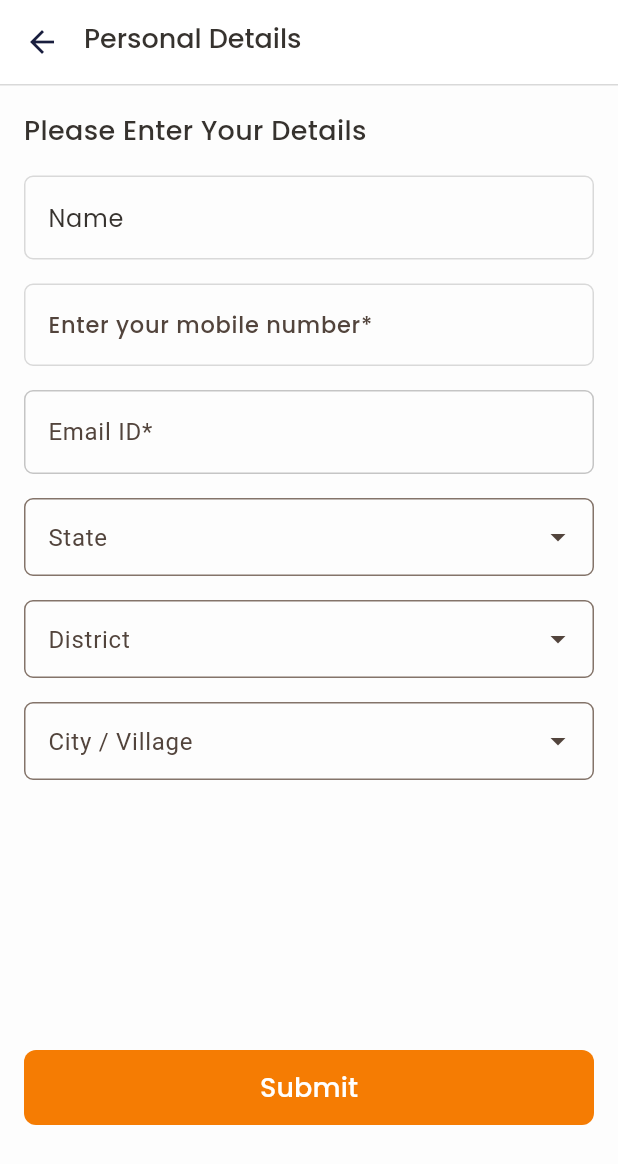
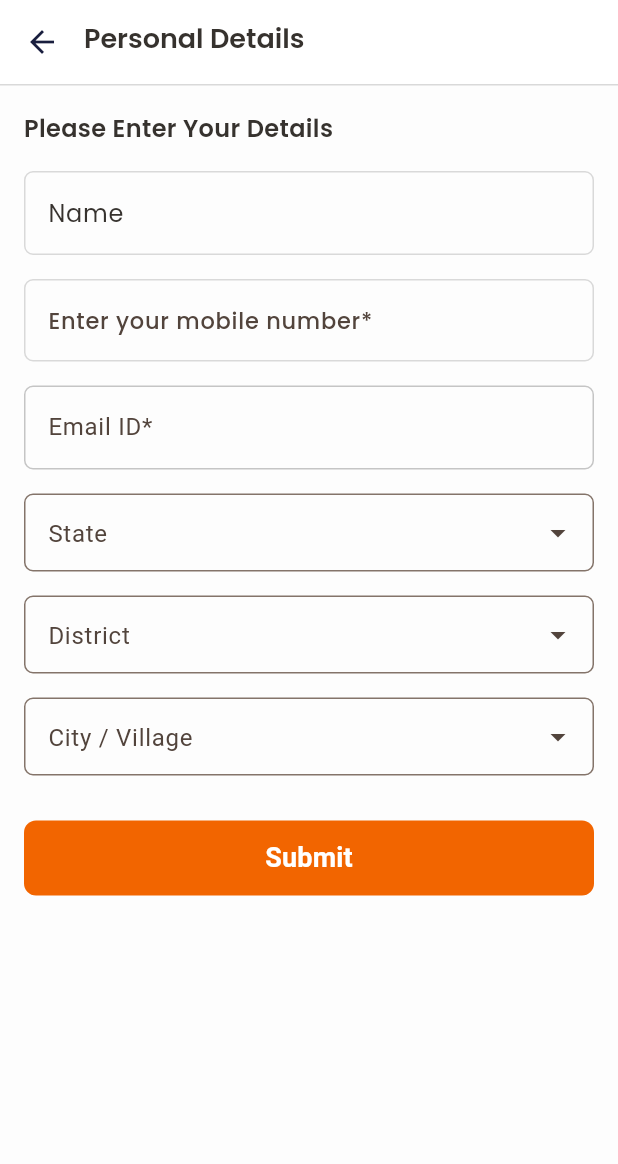
Before and after one commit to sahilq77/bhulex-wthout-mvc, a Flutter app: the informationscreen screen opened directly, on a phone screen of 412 x 824 dp. Shown: the top 1164 px of the screen. Run offline on Flutter 3.47's test engine with Material 3 defaults, Android fonts, the phone set to English and light mode, and no system bars; drawn by our look-alikes of dropdown_search; our stand-ins replace cached_network_image, carousel_slider, connectivity_plus, dio, dotted_border, file_picker and 12 more; accounts and stored records are empty; network calls fail; Roboto replaces fonts that are missing (Blinker); project files that could hold a hidden picture were left out.

Commit message:
ui changes

```diff
--- a/lib/homepage.dart
+++ b/lib/homepage.dart
@@ -382,8 +382,9 @@ class _HomePage2State extends State<HomePage2> {
                           () => !languageController.isToggled.value
                               ? Positioned(
                                   right: 10,
+                                  bottom: 5,
                                   child: Text(
-                                    'अ',
+                                    'म',
                                     style: AppFontStyle2.blinker(
                                       fontSize: 16,
                                       fontWeight: FontWeight.w400,
@@ -394,7 +395,7 @@ class _HomePage2State extends State<HomePage2> {
                               : Positioned(
                                   left: 10,
                                   child: Text(
-                                    'A',
+                                    'E',
                                     style: AppFontStyle2.blinker(
                                       fontSize: 16,
                                       fontWeight: FontWeight.w400,
--- a/lib/information/info.dart
+++ b/lib/information/info.dart
@@ -1,6 +1,7 @@
 import 'dart:convert';
 import 'dart:developer';
 import 'package:bhulexapp/colors/order_fonts.dart';
+import 'package:bhulexapp/homepage.dart';
 import 'package:bhulexapp/information/upload_info_document_screen.dart';
 import 'package:bhulexapp/network/url.dart';
 import 'package:bhulexapp/profile/profile.dart';
@@ -128,11 +129,10 @@ class _informationscreenState extends State<informationscreen> {
             duration: Duration(seconds: 2),
           ),
         );
-        Navigator.push(
+        Navigator.pushReplacement(
           context,
           MaterialPageRoute(
-            builder: (context) =>
-                UploadInfoDocumentScreen(isToggled: istoggled),
+            builder: (context) => HomePage2(customer_id: "", customerId: ""),
           ),
         );
 
@@ -250,7 +250,7 @@ class _informationscreenState extends State<informationscreen> {
           title: Text(
             'Personal Details', // Replace with your desired title
             style: AppFontStyle.poppins(
-              fontWeight: FontWeight.w500,
+              fontWeight: FontWeight.w600,
               fontSize: 18,
               height: 16 / 18, // Equivalent to line-height: 16px
               // letterSpacing: 0,
@@ -286,7 +286,7 @@ class _informationscreenState extends State<informationscreen> {
               child: SizedBox(
                 height: 900,
                 child: Form(
-                  autovalidateMode: AutovalidateMode.onUserInteraction,
+                  autovalidateMode: AutovalidateMode.onUnfocus,
                   key: _formKey,
                   child: Column(
                     crossAxisAlignment: CrossAxisAlignment.start,
@@ -294,8 +294,8 @@ class _informationscreenState extends State<informationscreen> {
                       Text(
                         'Please Enter Your Details',
                         style: AppFontStyle.poppins(
-                          fontSize: 18,
-                          fontWeight: FontWeight.w500,
+                          fontSize: 16,
+                          fontWeight: FontWeight.w600,
                           height: 1.57,
                           color: Color(0xFF36322E),
                         ),
@@ -755,7 +755,8 @@ class _informationscreenState extends State<informationscreen> {
 
                       const SizedBox(height: 16),
 
-                      FormField<String>(//design by sahil
+                      FormField<String>(
+                        //design by sahil
                         validator: (value) {
                           if (value == null || value.trim().isEmpty) {
                             return 'Please select a city';
@@ -848,15 +849,13 @@ class _informationscreenState extends State<informationscreen> {
                           );
                         },
                       ),
-                      const SizedBox(height: 70),
+                      const SizedBox(height: 30),
                       // Replace the TextButton widget in your build method with this:
-                      Padding(
-                        padding: const EdgeInsets.only(top: 110.0),
-                        child: Container(
+                      Container(
                         width: double.infinity,
                         height: 50,
                         decoration: BoxDecoration(
-                            color: const Color(0xFFF57C03),
+                          color: const Color(0xFFF26500),
                           borderRadius: BorderRadius.circular(8),
                         ),
                         child: TextButton(
@@ -885,11 +884,10 @@ class _informationscreenState extends State<informationscreen> {
                           },
                           child: Text(
                             'Submit',
-                              style: AppFontStyle.poppins(
+                            style: AppFontStyle2.blinker(
                               color: Colors.white,
                               fontSize: 18,
-                                fontWeight: FontWeight.w500,
-                              ),
+                              fontWeight: FontWeight.w600,
                             ),
                           ),
                         ),
--- a/lib/otp_screen/otp_screen.dart
+++ b/lib/otp_screen/otp_screen.dart
@@ -142,7 +142,7 @@ class _OtpScreenState extends State<OtpScreen> {
                     ),
                   );
                 } else {
-                  Navigator.push(
+                  Navigator.pushReplacement(
                     context,
                     MaterialPageRoute(
                       builder: (context) =>
```
Lines whose indentation alone changed are shown as unchanged.
